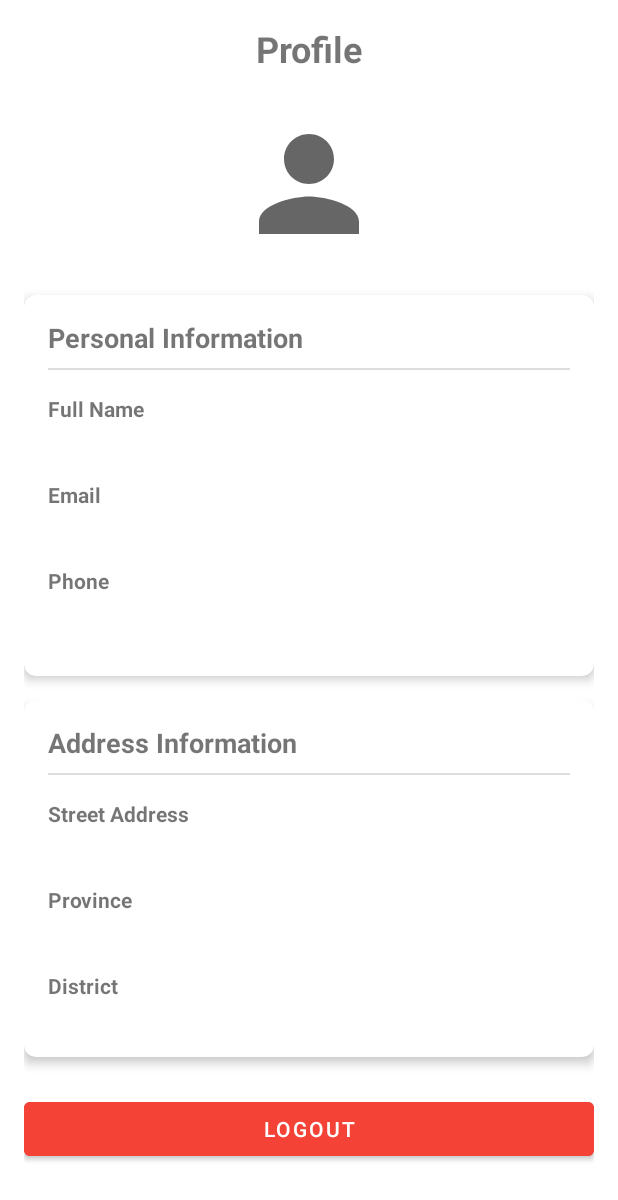
After one commit to phamnguyenviethung/prm-asm, an Android app: the layout fragment_profile.xml on its own in the app's theme, with its tools: preview values and no code run, on a phone screen of 412 x 824 dp. The commit adds this screen. Shown: the top 1200 px of the screen. Run offline under Robolectric (Android 15) with nearby library versions, the phone set to English and light mode, and no system bars; network calls fail.

Commit message:
add profile tab

```diff
--- /dev/null
+++ b/app/src/main/res/drawable/ic_person_black_24dp.xml
@@ -0,0 +1,10 @@
+<vector xmlns:android="http://schemas.android.com/apk/res/android"
+    android:width="24dp"
+    android:height="24dp"
+    android:tint="?attr/colorControlNormal"
+    android:viewportWidth="24.0"
+    android:viewportHeight="24.0">
+    <path
+        android:fillColor="@android:color/black"
+        android:pathData="M12,12c2.21,0 4,-1.79 4,-4s-1.79,-4 -4,-4 -4,1.79 -4,4 1.79,4 4,4zM12,14c-2.67,0 -8,1.34 -8,4v2h16v-2c0,-2.66 -5.33,-4 -8,-4z" />
+</vector>
--- /dev/null
+++ b/app/src/main/res/layout/fragment_profile.xml
@@ -0,0 +1,215 @@
+<?xml version="1.0" encoding="utf-8"?>
+<androidx.core.widget.NestedScrollView xmlns:android="http://schemas.android.com/apk/res/android"
+    xmlns:app="http://schemas.android.com/apk/res-auto"
+    xmlns:tools="http://schemas.android.com/tools"
+    android:layout_width="match_parent"
+    android:layout_height="match_parent"
+    tools:context=".ui.profile.ProfileFragment">
+
+    <androidx.constraintlayout.widget.ConstraintLayout
+        android:layout_width="match_parent"
+        android:layout_height="wrap_content"
+        android:padding="16dp">
+
+        <TextView
+            android:id="@+id/title_profile"
+            android:layout_width="match_parent"
+            android:layout_height="wrap_content"
+            android:text="@string/title_profile"
+            android:textAlignment="center"
+            android:textSize="24sp"
+            android:textStyle="bold"
+            app:layout_constraintEnd_toEndOf="parent"
+            app:layout_constraintStart_toStartOf="parent"
+            app:layout_constraintTop_toTopOf="parent" />
+
+        <ImageView
+            android:id="@+id/profile_image"
+            android:layout_width="100dp"
+            android:layout_height="100dp"
+            android:layout_marginTop="24dp"
+            android:background="@drawable/ic_person_black_24dp"
+            android:contentDescription="Profile picture"
+            app:layout_constraintEnd_toEndOf="parent"
+            app:layout_constraintStart_toStartOf="parent"
+            app:layout_constraintTop_toBottomOf="@id/title_profile" />
+
+        <ProgressBar
+            android:id="@+id/loading_profile"
+            android:layout_width="wrap_content"
+            android:layout_height="wrap_content"
+            android:visibility="gone"
+            app:layout_constraintBottom_toBottomOf="parent"
+            app:layout_constraintEnd_toEndOf="parent"
+            app:layout_constraintStart_toStartOf="parent"
+            app:layout_constraintTop_toTopOf="parent" />
+
+        <TextView
+            android:id="@+id/error_text"
+            android:layout_width="match_parent"
+            android:layout_height="wrap_content"
+            android:layout_marginTop="24dp"
+            android:textAlignment="center"
+            android:textColor="#FF0000"
+            android:visibility="gone"
+            app:layout_constraintEnd_toEndOf="parent"
+            app:layout_constraintStart_toStartOf="parent"
+            app:layout_constraintTop_toBottomOf="@id/profile_image" />
+
+        <com.google.android.material.card.MaterialCardView
+            android:id="@+id/profile_card"
+            android:layout_width="match_parent"
+            android:layout_height="wrap_content"
+            android:layout_marginTop="24dp"
+            app:cardCornerRadius="8dp"
+            app:cardElevation="4dp"
+            app:layout_constraintEnd_toEndOf="parent"
+            app:layout_constraintStart_toStartOf="parent"
+            app:layout_constraintTop_toBottomOf="@id/profile_image">
+
+            <LinearLayout
+                android:layout_width="match_parent"
+                android:layout_height="wrap_content"
+                android:orientation="vertical"
+                android:padding="16dp">
+
+                <TextView
+                    android:layout_width="wrap_content"
+                    android:layout_height="wrap_content"
+                    android:text="Personal Information"
+                    android:textSize="18sp"
+                    android:textStyle="bold" />
+
+                <View
+                    android:layout_width="match_parent"
+                    android:layout_height="1dp"
+                    android:layout_marginTop="8dp"
+                    android:layout_marginBottom="16dp"
+                    android:background="#DDDDDD" />
+
+                <TextView
+                    android:layout_width="wrap_content"
+                    android:layout_height="wrap_content"
+                    android:text="Full Name"
+                    android:textStyle="bold" />
+
+                <TextView
+                    android:id="@+id/text_full_name"
+                    android:layout_width="match_parent"
+                    android:layout_height="wrap_content"
+                    android:layout_marginBottom="16dp"
+                    android:textSize="16sp" />
+
+                <TextView
+                    android:layout_width="wrap_content"
+                    android:layout_height="wrap_content"
+                    android:text="Email"
+                    android:textStyle="bold" />
+
+                <TextView
+                    android:id="@+id/text_email"
+                    android:layout_width="match_parent"
+                    android:layout_height="wrap_content"
+                    android:layout_marginBottom="16dp"
+                    android:textSize="16sp" />
+
+                <TextView
+                    android:layout_width="wrap_content"
+                    android:layout_height="wrap_content"
+                    android:text="Phone"
+                    android:textStyle="bold" />
+
+                <TextView
+                    android:id="@+id/text_phone"
+                    android:layout_width="match_parent"
+                    android:layout_height="wrap_content"
+                    android:layout_marginBottom="16dp"
+                    android:textSize="16sp" />
+            </LinearLayout>
+        </com.google.android.material.card.MaterialCardView>
+
+        <com.google.android.material.card.MaterialCardView
+            android:id="@+id/address_card"
+            android:layout_width="match_parent"
+            android:layout_height="wrap_content"
+            android:layout_marginTop="16dp"
+            app:cardCornerRadius="8dp"
+            app:cardElevation="4dp"
+            app:layout_constraintEnd_toEndOf="parent"
+            app:layout_constraintStart_toStartOf="parent"
+            app:layout_constraintTop_toBottomOf="@id/profile_card">
+
+            <LinearLayout
+                android:layout_width="match_parent"
+                android:layout_height="wrap_content"
+                android:orientation="vertical"
+                android:padding="16dp">
+
+                <TextView
+                    android:layout_width="wrap_content"
+                    android:layout_height="wrap_content"
+                    android:text="Address Information"
+                    android:textSize="18sp"
+                    android:textStyle="bold" />
+
+                <View
+                    android:layout_width="match_parent"
+                    android:layout_height="1dp"
+                    android:layout_marginTop="8dp"
+                    android:layout_marginBottom="16dp"
+                    android:background="#DDDDDD" />
+
+                <TextView
+                    android:layout_width="wrap_content"
+                    android:layout_height="wrap_content"
+                    android:text="Street Address"
+                    android:textStyle="bold" />
+
+                <TextView
+                    android:id="@+id/text_street_address"
+                    android:layout_width="match_parent"
+                    android:layout_height="wrap_content"
+                    android:layout_marginBottom="16dp"
+                    android:textSize="16sp" />
+
+                <TextView
+                    android:layout_width="wrap_content"
+                    android:layout_height="wrap_content"
+                    android:text="Province"
+                    android:textStyle="bold" />
+
+                <TextView
+                    android:id="@+id/text_province"
+                    android:layout_width="match_parent"
+                    android:layout_height="wrap_content"
+                    android:layout_marginBottom="16dp"
+                    android:textSize="16sp" />
+
+                <TextView
+                    android:layout_width="wrap_content"
+                    android:layout_height="wrap_content"
+                    android:text="District"
+                    android:textStyle="bold" />
+
+                <TextView
+                    android:id="@+id/text_district"
+                    android:layout_width="match_parent"
+                    android:layout_height="wrap_content"
+                    android:textSize="16sp" />
+            </LinearLayout>
+        </com.google.android.material.card.MaterialCardView>
+
+        <Button
+            android:id="@+id/btn_logout"
+            android:layout_width="match_parent"
+            android:layout_height="wrap_content"
+            android:layout_marginTop="24dp"
+            android:backgroundTint="#F44336"
+            android:text="Logout"
+            android:textColor="#FFFFFF"
+            app:layout_constraintEnd_toEndOf="parent"
+            app:layout_constraintStart_toStartOf="parent"
+            app:layout_constraintTop_toBottomOf="@id/address_card" />
+
+    </androidx.constraintlayout.widget.ConstraintLayout>
+</androidx.core.widget.NestedScrollView>
--- a/app/src/main/res/menu/bottom_nav_menu.xml
+++ b/app/src/main/res/menu/bottom_nav_menu.xml
@@ -12,8 +12,8 @@
         android:title="@string/title_dashboard" />
 
     <item
-        android:id="@+id/navigation_notifications"
-        android:icon="@drawable/ic_notifications_black_24dp"
-        android:title="@string/title_notifications" />
+        android:id="@+id/navigation_profile"
+        android:icon="@drawable/ic_person_black_24dp"
+        android:title="@string/title_profile" />
 
 </menu>
--- a/app/src/main/res/values/strings.xml
+++ b/app/src/main/res/values/strings.xml
@@ -2,5 +2,5 @@
     <string name="app_name">My Application</string>
     <string name="title_home">Home</string>
     <string name="title_dashboard">Dashboard</string>
-    <string name="title_notifications">Notifications</string>
+    <string name="title_profile">Profile</string>
 </resources>
```
Also changed, not shown: app/src/main/java/com/example/myapplication/MainActivity.java (+6 -3 lines), app/src/main/java/com/example/myapplication/api/CustomerService.java (added, +11 -0 lines), app/src/main/java/com/example/myapplication/model/Customer.java (+52 -3 lines), app/src/main/java/com/example/myapplication/ui/home/HomeFragment.java (+18 -3 lines), app/src/main/java/com/example/myapplication/ui/profile/ProfileFragment.java (added, +127 -0 lines), app/src/main/java/com/example/myapplication/ui/profile/ProfileViewModel.java (added, +74 -0 lines), app/src/main/java/com/example/myapplication/util/AuthManager.java (added, +39 -0 lines), app/src/main/res/navigation/mobile_navigation.xml (+4 -4 lines).
